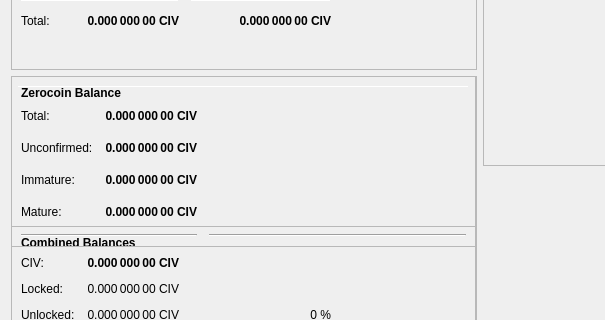
The window that src/qt/forms/overviewpage.ui (eastcoastcrypto/Civitas) describes before a commit, drawn with Qt 5; both pictures show x 0 to 605 and y 178 to 498 of the 960 by 615 pixel window.
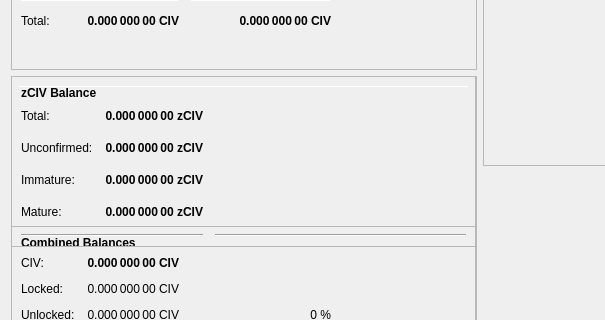
The same window after the commit.

The edit to the form file:
```diff
--- a/src/qt/forms/overviewpage.ui
+++ b/src/qt/forms/overviewpage.ui
@@ -1190,7 +1190,7 @@
                 </font>
                </property>
                <property name="text">
-                <string>Zerocoin Balance</string>
+                <string>zCIV Balance</string>
                </property>
               </widget>
              </item>
@@ -1234,7 +1234,7 @@
                 <string>All available zCIV, unconfirmed and immature zCIV included.</string>
                </property>
                <property name="text">
-                <string notr="true">0.000 000 00 CIV</string>
+                <string notr="true">0.000 000 00 zCIV</string>
                </property>
                <property name="alignment">
                 <set>Qt::AlignRight|Qt::AlignTrailing|Qt::AlignVCenter</set>
@@ -1312,7 +1312,7 @@
 These zCIV are spendable.</string>
                </property>
                <property name="text">
-                <string>0.000 000 00 CIV</string>
+                <string>0.000 000 00 zCIV</string>
                </property>
                <property name="alignment">
                 <set>Qt::AlignRight|Qt::AlignTrailing|Qt::AlignVCenter</set>
@@ -1343,7 +1343,7 @@
 Immature: confirmed, but less than 3 mints of the same denomination after it was minted</string>
                </property>
                <property name="text">
-                <string>0.000 000 00 CIV</string>
+                <string>0.000 000 00 zCIV</string>
                </property>
                <property name="alignment">
                 <set>Qt::AlignRight|Qt::AlignTrailing|Qt::AlignVCenter</set>
@@ -1387,7 +1387,7 @@
 Immature: confirmed, but less than 3 mints of the same denomination after it was minted</string>
                </property>
                <property name="text">
-                <string>0.000 000 00 CIV</string>
+                <string>0.000 000 00 zCIV</string>
                </property>
                <property name="alignment">
                 <set>Qt::AlignRight|Qt::AlignTrailing|Qt::AlignVCenter</set>
```
Left out of the diff: 12 changed lines with no effect on the pictures.
